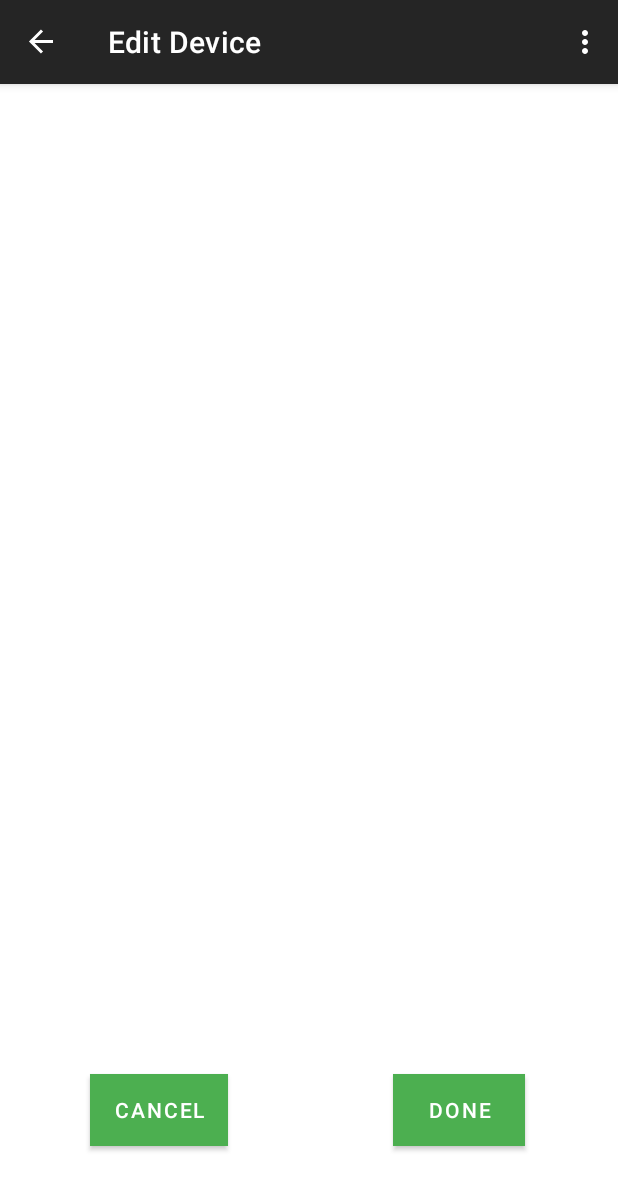
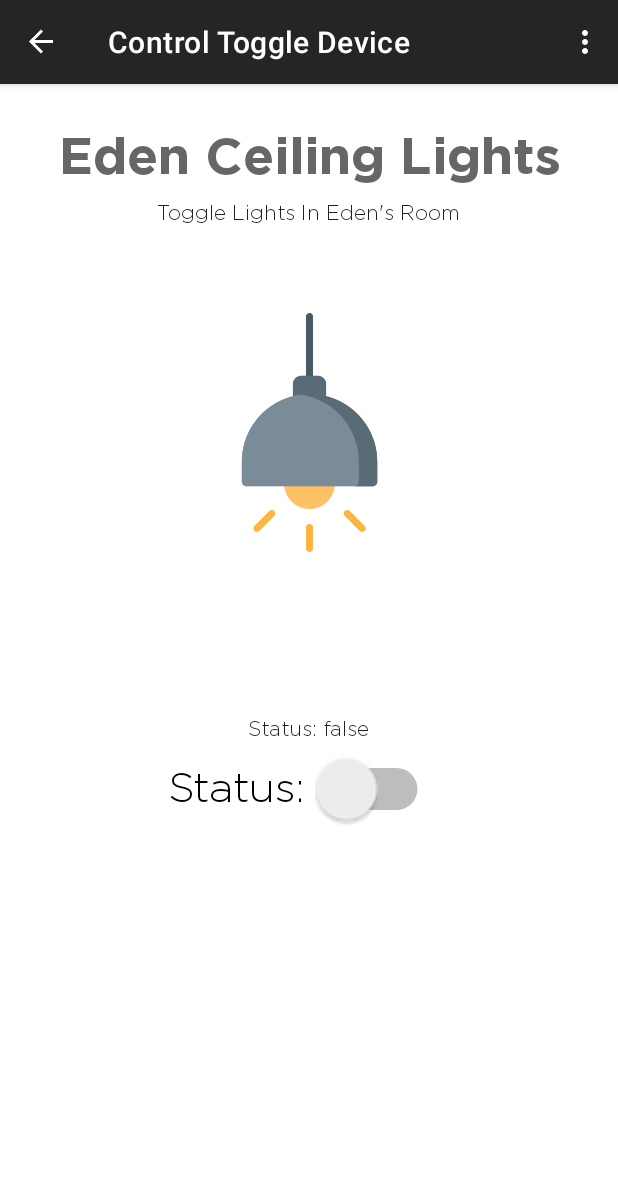
Before and after one commit to crocplays/SARAH-2.0, an Android app: the screen it shows after launch (MainActivity), after a tap on "Eden Ceiling Lights", on a phone screen of 412 x 824 dp. Shown: the top 1190 px of the screen. Run offline under Robolectric (Android 15) with nearby library versions, the phone set to English and light mode, and no system bars; our stand-ins replace navigation-ui.

Commit message:
added toggle device fragment

```diff
--- a/SmartHome/app/src/main/java/com/example/smarthome/deviceList/MainMenuFragment.kt
+++ b/SmartHome/app/src/main/java/com/example/smarthome/deviceList/MainMenuFragment.kt
@@ -130,10 +130,12 @@ class MainMenuFragment : Fragment() {
         when(device.deviceType) {
             1 -> {  //dimmer type
                 val action = MainMenuFragmentDirections.actionFirstFragmentToDimmerDeviceFragment(device)
-                findNavController().navigate(action)}
+                findNavController().navigate(action)
+            }
 
             2 -> { //toggle type
-                findNavController().navigate(R.id.action_FirstFragment_to_SecondFragment)
+                val action = MainMenuFragmentDirections.actionFirstFragmentToToggleDeviceFragment(device)
+                findNavController().navigate(action)
             }
 
             3 -> {
--- /dev/null
+++ b/SmartHome/app/src/main/java/com/example/smarthome/fragments/ToggleDeviceControlFragment.kt
@@ -0,0 +1,57 @@
+package com.example.smarthome.fragments
+
+import android.os.Bundle
+import android.view.LayoutInflater
+import android.view.View
+import android.view.ViewGroup
+import androidx.fragment.app.Fragment
+import androidx.navigation.fragment.navArgs
+import com.example.smarthome.databinding.ToggleDeviceControlBinding
+
+
+class ToggleDeviceControlFragment : Fragment() {
+    private var _binding : ToggleDeviceControlBinding? = null
+    private val binding get() = _binding!!
+
+    //Access to chosen device in fragment
+    private val args : ToggleDeviceControlFragmentArgs by navArgs()
+
+
+    override fun onCreateView(inflater: LayoutInflater, container: ViewGroup?, savedInstanceState: Bundle?): View? {
+        _binding = ToggleDeviceControlBinding.inflate(inflater, container, false)
+
+        val deviceName = args.device.deviceName
+        val deviceDesc = args.device.deviceDescription
+        val deviceId = args.device.deviceId
+        val deviceIcon = args.device.deviceIcon
+
+        val powerMode = false
+        binding.textViewStatus.text = "Status: $powerMode"
+
+        if (deviceIcon != null) {
+            binding.imageViewDeviceIcon.setImageResource(deviceIcon)
+        }
+        binding.textViewDeviceName.text = deviceName
+        binding.textViewDeviceDesc.text = deviceDesc
+
+        binding.switchDevicePower.setOnCheckedChangeListener { buttonView, isChecked ->
+            // do something, the isChecked will be true if the switch is in the On position
+            binding.textViewStatus.text = "Status: $isChecked"
+
+        }
+
+        return binding.root
+    }
+
+
+    override fun onViewCreated(view: View, savedInstanceState: Bundle?) {
+        super.onViewCreated(view, savedInstanceState)
+    }
+
+    override fun onDestroyView() {
+        super.onDestroyView()
+        _binding = null
+    }
+
+
+}
--- /dev/null
+++ b/SmartHome/app/src/main/res/layout/toggle_device_control.xml
@@ -0,0 +1,68 @@
+<?xml version="1.0" encoding="utf-8"?>
+<androidx.constraintlayout.widget.ConstraintLayout xmlns:android="http://schemas.android.com/apk/res/android"
+    xmlns:app="http://schemas.android.com/apk/res-auto"
+    xmlns:tools="http://schemas.android.com/tools"
+    android:layout_width="match_parent"
+    android:layout_height="match_parent">
+
+    <TextView
+        android:id="@+id/textViewDeviceName"
+        android:layout_width="wrap_content"
+        android:layout_height="wrap_content"
+        android:layout_marginTop="28dp"
+        android:fontFamily="@font/gothambold"
+        android:text="Device Name"
+        android:textAppearance="@style/TextAppearance.AppCompat.Display1"
+        app:layout_constraintEnd_toEndOf="parent"
+        app:layout_constraintStart_toStartOf="parent"
+        app:layout_constraintTop_toTopOf="parent" />
+
+    <TextView
+        android:id="@+id/textViewDeviceDesc"
+        android:layout_width="wrap_content"
+        android:layout_height="wrap_content"
+        android:layout_marginTop="12dp"
+        android:fontFamily="@font/gotham_light"
+        android:text="Device Description"
+        android:textAppearance="@style/TextAppearance.AppCompat.Body1"
+        app:layout_constraintEnd_toEndOf="parent"
+        app:layout_constraintStart_toStartOf="parent"
+        app:layout_constraintTop_toBottomOf="@+id/textViewDeviceName" />
+
+    <ImageView
+        android:id="@+id/imageViewDeviceIcon"
+        android:layout_width="159dp"
+        android:layout_height="210dp"
+        android:layout_marginTop="34dp"
+        app:layout_constraintEnd_toEndOf="parent"
+        app:layout_constraintStart_toStartOf="parent"
+        app:layout_constraintTop_toBottomOf="@+id/textViewDeviceDesc" />
+
+    <TextView
+        android:id="@+id/textViewStatus"
+        android:layout_width="wrap_content"
+        android:layout_height="wrap_content"
+        android:text="status"
+        android:fontFamily="@font/gotham_light"
+        android:textAppearance="@style/TextAppearance.AppCompat.Body1"
+        app:layout_constraintBottom_toTopOf="@+id/switchDevicePower"
+        app:layout_constraintEnd_toEndOf="parent"
+        app:layout_constraintStart_toStartOf="parent" />
+
+    <Switch
+        android:id="@+id/switchDevicePower"
+        android:layout_width="94dp"
+        android:layout_height="64dp"
+        android:layout_marginTop="100dp"
+        android:fontFamily="@font/gotham_light"
+        android:scaleX="2"
+        android:scaleY="2"
+        android:text="@string/switchText"
+        android:textAppearance="@style/TextAppearance.AppCompat.Body1"
+        app:layout_constraintEnd_toEndOf="parent"
+        app:layout_constraintHorizontal_bias="0.498"
+        app:layout_constraintStart_toStartOf="parent"
+        app:layout_constraintTop_toBottomOf="@+id/imageViewDeviceIcon" />
+
+
+</androidx.constraintlayout.widget.ConstraintLayout>
--- a/SmartHome/app/src/main/res/navigation/nav_graph.xml
+++ b/SmartHome/app/src/main/res/navigation/nav_graph.xml
@@ -16,6 +16,9 @@
         <action
             android:id="@+id/action_FirstFragment_to_DimmerDeviceFragment"
             app:destination="@id/DimmerDeviceFragment" />
+        <action
+            android:id="@+id/action_FirstFragment_to_ToggleDeviceFragment"
+            app:destination="@id/ToggleDeviceFragment" />
     </fragment>
 
     <fragment
@@ -42,5 +45,17 @@
             app:argType="com.example.smarthome.data.Device" />
     </fragment>
 
+    <fragment
+        android:id="@+id/ToggleDeviceFragment"
+        android:name="com.example.smarthome.fragments.ToggleDeviceControlFragment"
+        android:label="@string/toggle_device_fragment_label"
+        tools:layout="@layout/toggle_device_control">
+        <action
+            android:id="@+id/action_toggle_device_control_to_mainMenuFragment"
+            app:destination="@id/FirstFragment"/>
+        <argument
+            android:name="device"
+            app:argType="com.example.smarthome.data.Device" />
+    </fragment>
 
 </navigation>
--- a/SmartHome/app/src/main/res/values/strings.xml
+++ b/SmartHome/app/src/main/res/values/strings.xml
@@ -5,11 +5,13 @@
     <string name="first_fragment_label">Manage Devices </string>
     <string name="second_fragment_label">Edit Device </string>
     <string name="dimmer_device_fragment_label">Control Dimmer Device</string>
+    <string name="toggle_device_fragment_label">Control Toggle Device</string>
     <string name="next">Next</string>
     <string name="previous">Previous</string>
 
     <string name="done_button">Done</string>
     <string name="cancel_button">Cancel</string>
+    <string name="switchText">Status:</string>
 
 
     <string-array name="Devices">
```
